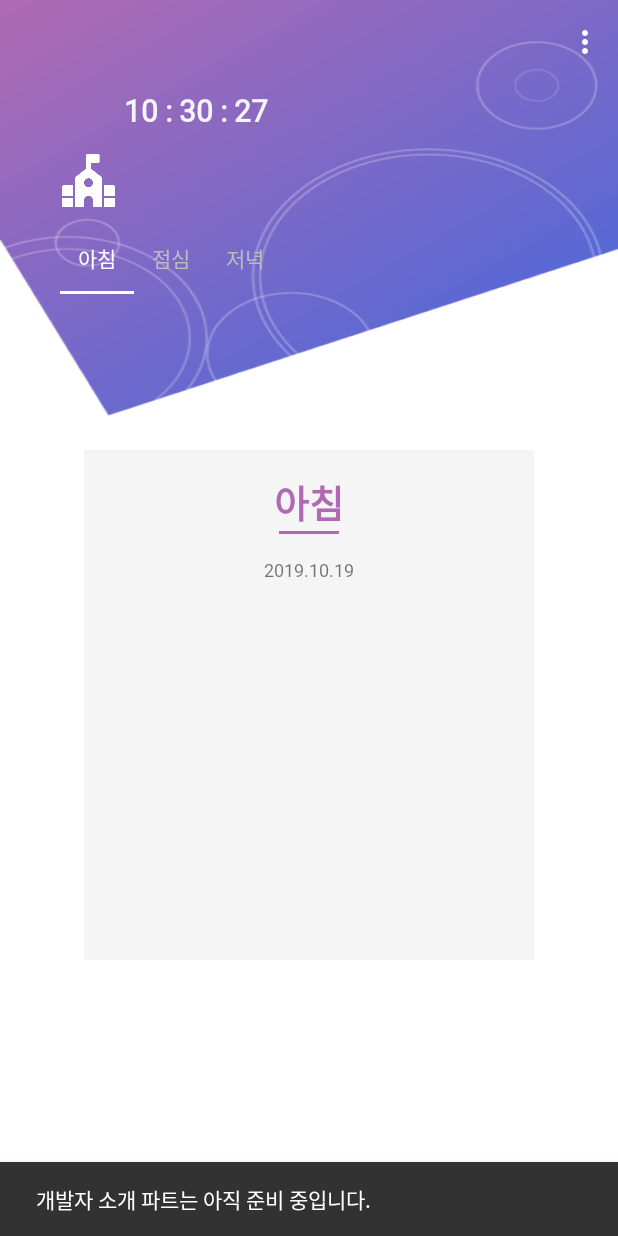
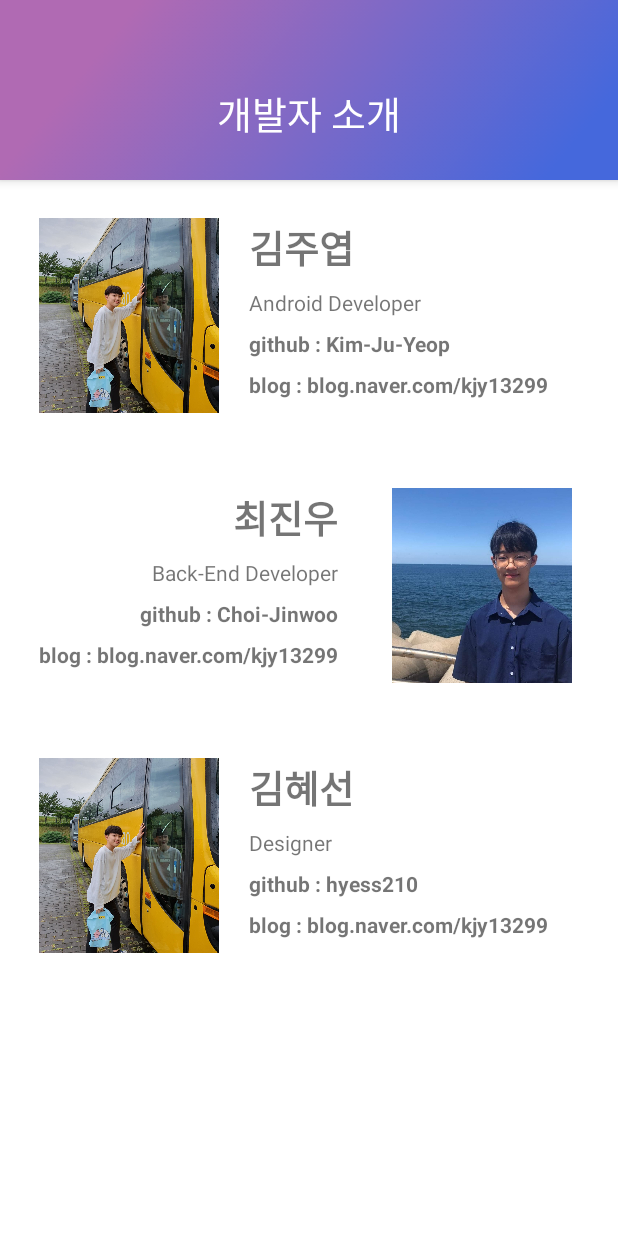
Before and after one commit to Kim-Ju-Yeop/Meals, an Android app: the MealsActivity screen opened directly, with no data from a screen before it, in the options menu, after a tap on "개발자 소개", on a phone screen of 412 x 824 dp. Run offline under Robolectric (Android 15) with nearby library versions, the phone set to English and light mode, and no system bars; 3 statements that could not run were skipped.

Commit message:
개발자 설명 페이지 설정

```diff
--- a/Meals_Android/app/build.gradle
+++ b/Meals_Android/app/build.gradle
@@ -24,6 +24,7 @@ dependencies {
     implementation 'androidx.appcompat:appcompat:1.0.2'
     implementation 'androidx.constraintlayout:constraintlayout:1.1.3'
     implementation 'androidx.legacy:legacy-support-v4:1.0.0'
+    implementation 'com.android.support.constraint:constraint-layout:1.1.3'
     testImplementation 'junit:junit:4.12'
     androidTestImplementation 'androidx.test:runner:1.2.0'
     androidTestImplementation 'androidx.test.espresso:espresso-core:3.2.0'
--- a/Meals_Android/app/src/main/AndroidManifest.xml
+++ b/Meals_Android/app/src/main/AndroidManifest.xml
@@ -1,6 +1,8 @@
 <?xml version="1.0" encoding="utf-8"?>
 <manifest xmlns:android="http://schemas.android.com/apk/res/android"
     package="org.techtown.project5">
+
+    <uses-permission android:name="android.permission.INTERNET" />
 
     <application
         android:allowBackup="true"
@@ -10,12 +12,13 @@
         android:roundIcon="@mipmap/ic_launcher_round"
         android:supportsRtl="true"
         android:theme="@style/close">
-        <activity android:name=".Activity.MealsActivity"
-            android:theme="@style/close"></activity>
-        <!-- SchoolActivity -->
+        <activity android:name=".Activity.DevActivity"></activity>
+        <activity
+            android:name=".Activity.MealsActivity"
+            android:theme="@style/close" /> <!-- SchoolActivity -->
         <activity
             android:name=".Activity.SchoolActivity"
-            android:windowSoftInputMode="stateAlwaysHidden"></activity> <!-- SplashActivity -->
+            android:windowSoftInputMode="stateAlwaysHidden" /> <!-- SplashActivity -->
         <activity
             android:name=".Activity.SplashActivity"
             android:theme="@style/close">
@@ -30,6 +33,4 @@
             android:theme="@style/close" />
     </application>
 
-    <uses-permission android:name="android.permission.INTERNET" />
-
 </manifest>
--- /dev/null
+++ b/Meals_Android/app/src/main/java/org/techtown/project5/Activity/DevActivity.java
@@ -0,0 +1,16 @@
+package org.techtown.project5.Activity;
+
+import android.os.Bundle;
+
+import androidx.appcompat.app.AppCompatActivity;
+
+import org.techtown.project5.R;
+
+public class DevActivity extends AppCompatActivity {
+
+    @Override
+    protected void onCreate(Bundle savedInstanceState) {
+        super.onCreate(savedInstanceState);
+        setContentView(R.layout.activity_dev);
+    }
+}
--- a/Meals_Android/app/src/main/java/org/techtown/project5/Activity/MealsActivity.java
+++ b/Meals_Android/app/src/main/java/org/techtown/project5/Activity/MealsActivity.java
@@ -187,7 +187,10 @@ public class MealsActivity extends AppCompatActivity {
 
             case R.id.developer_introduce:
 
-                Snackbar.make(getWindow().getDecorView().getRootView(), "개발자 소개 파트는 아직 준비 중입니다.", Snackbar.LENGTH_LONG).show();
+                Intent dev_intent = new Intent(MealsActivity.this, DevActivity.class);
+                startActivity(dev_intent);
+
+                overridePendingTransition(R.anim.slide_in_right, R.anim.slide_out_left);
                 break;
 
             case R.id.bug_report:
--- /dev/null
+++ b/Meals_Android/app/src/main/res/layout/activity_dev.xml
@@ -0,0 +1,220 @@
+<?xml version="1.0" encoding="utf-8"?>
+<LinearLayout xmlns:android="http://schemas.android.com/apk/res/android"
+    xmlns:app="http://schemas.android.com/apk/res-auto"
+    xmlns:tools="http://schemas.android.com/tools"
+    android:id="@+id/layout"
+    android:layout_width="match_parent"
+    android:layout_height="match_parent"
+    android:background="#FFFFFF"
+    android:orientation="vertical">
+
+    <com.google.android.material.appbar.AppBarLayout
+        android:layout_width="match_parent"
+        android:layout_height="120dp"
+        android:background="@drawable/background">
+
+        <androidx.appcompat.widget.Toolbar
+            android:id="@+id/toolbar"
+            android:layout_width="match_parent"
+            android:layout_height="wrap_content"
+            android:minHeight="?attr/actionBarSize"
+            android:theme="?attr/actionBarTheme" />
+
+
+        <LinearLayout
+            android:layout_width="match_parent"
+            android:layout_height="match_parent"
+            android:orientation="horizontal">
+
+            <TextView
+                android:id="@+id/meals"
+                android:layout_width="match_parent"
+                android:layout_height="wrap_content"
+                android:fontFamily="@font/nanum_font"
+                android:gravity="center"
+                android:singleLine="false"
+                android:text="개발자 소개"
+                android:textColor="#FFFFFF"
+                android:textSize="25dp" />
+
+
+        </LinearLayout>
+
+    </com.google.android.material.appbar.AppBarLayout>
+
+    <LinearLayout
+        android:layout_width="360dp"
+        android:layout_height="130dp"
+        android:layout_gravity="center"
+        android:layout_marginTop="25dp"
+        android:orientation="horizontal">
+
+        <ImageView
+            android:id="@+id/imageView6"
+            android:layout_width="120dp"
+            android:layout_height="wrap_content"
+            android:scaleType="centerCrop"
+            app:srcCompat="@drawable/juyeop" />
+
+        <LinearLayout
+            android:layout_width="match_parent"
+            android:layout_height="match_parent"
+            android:orientation="vertical"
+            android:layout_marginLeft="20dp">
+
+            <TextView
+                android:id="@+id/textView5"
+                android:layout_width="wrap_content"
+                android:layout_height="wrap_content"
+                android:text="김주엽"
+                android:textSize="25dp"
+                android:textStyle="bold" />
+
+            <TextView
+                android:id="@+id/textView6"
+                android:layout_width="wrap_content"
+                android:layout_height="wrap_content"
+                android:text="Android Developer"
+                android:textSize="14dp"
+                android:layout_marginTop="8dp"/>
+
+            <TextView
+                android:id="@+id/textView8"
+                android:layout_width="wrap_content"
+                android:layout_height="wrap_content"
+                android:text="github : Kim-Ju-Yeop"
+                android:textStyle="bold"
+                android:textSize="14dp"
+                android:layout_marginTop="8dp"/>
+
+            <TextView
+                android:id="@+id/textView9"
+                android:layout_width="wrap_content"
+                android:layout_height="wrap_content"
+                android:text="blog : blog.naver.com/kjy13299"
+                android:textStyle="bold"
+                android:textSize="14dp"
+                android:layout_marginTop="8dp"/>
+        </LinearLayout>
+    </LinearLayout>
+
+
+    <LinearLayout
+        android:layout_width="360dp"
+        android:layout_height="130dp"
+        android:layout_gravity="center"
+        android:layout_marginTop="50dp"
+        android:orientation="horizontal">
+
+        <LinearLayout
+            android:layout_width="wrap_content"
+            android:layout_height="match_parent"
+            android:orientation="vertical"
+            android:layout_marginRight="36dp">
+
+            <TextView
+                android:id="@+id/textView10"
+                android:layout_width="wrap_content"
+                android:layout_height="wrap_content"
+                android:layout_gravity="right"
+                android:text="최진우"
+                android:textSize="25dp"
+                android:textStyle="bold" />
+
+            <TextView
+                android:id="@+id/textView11"
+                android:layout_width="wrap_content"
+                android:layout_height="wrap_content"
+                android:layout_marginTop="8dp"
+                android:text="Back-End Developer"
+                android:textSize="14dp"
+                android:layout_gravity="right"/>
+
+            <TextView
+                android:id="@+id/textView"
+                android:layout_width="wrap_content"
+                android:layout_height="wrap_content"
+                android:layout_marginTop="8dp"
+                android:text="github : Choi-Jinwoo"
+                android:textSize="14dp"
+                android:textStyle="bold"
+                android:layout_gravity="right"/>
+
+            <TextView
+                android:id="@+id/textView13"
+                android:layout_width="wrap_content"
+                android:layout_height="wrap_content"
+                android:layout_marginTop="8dp"
+                android:text="blog : blog.naver.com/kjy13299"
+                android:textSize="14dp"
+                android:textStyle="bold"
+                android:layout_gravity="right"/>
+        </LinearLayout>
+
+        <ImageView
+            android:id="@+id/imageView4"
+            android:layout_width="120dp"
+            android:layout_height="wrap_content"
+            android:scaleType="centerCrop"
+            app:srcCompat="@drawable/jinu"
+            android:layout_gravity="right"/>
+    </LinearLayout>
+
+    <LinearLayout
+        android:layout_width="360dp"
+        android:layout_height="130dp"
+        android:layout_gravity="center"
+        android:layout_marginTop="50dp"
+        android:orientation="horizontal">
+
+        <ImageView
+            android:id="@+id/imageView12"
+            android:layout_width="120dp"
+            android:layout_height="wrap_content"
+            android:scaleType="centerCrop"
+            app:srcCompat="@drawable/juyeop" />
+
+        <LinearLayout
+            android:layout_width="match_parent"
+            android:layout_height="match_parent"
+            android:orientation="vertical"
+            android:layout_marginLeft="20dp">
+
+            <TextView
+                android:id="@+id/textView56"
+                android:layout_width="wrap_content"
+                android:layout_height="wrap_content"
+                android:text="김혜선"
+                android:textSize="25dp"
+                android:textStyle="bold" />
+
+            <TextView
+                android:id="@+id/textView78"
+                android:layout_width="wrap_content"
+                android:layout_height="wrap_content"
+                android:text="Designer"
+                android:textSize="14dp"
+                android:layout_marginTop="8dp"/>
+
+            <TextView
+                android:id="@+id/textView89"
+                android:layout_width="wrap_content"
+                android:layout_height="wrap_content"
+                android:text="github : hyess210"
+                android:textStyle="bold"
+                android:textSize="14dp"
+                android:layout_marginTop="8dp"/>
+
+            <TextView
+                android:id="@+id/textView98"
+                android:layout_width="wrap_content"
+                android:layout_height="wrap_content"
+                android:text="blog : blog.naver.com/kjy13299"
+                android:textStyle="bold"
+                android:textSize="14dp"
+                android:layout_marginTop="8dp"/>
+        </LinearLayout>
+    </LinearLayout>
+
+
+</LinearLayout>
```
Also changed, not shown: Meals_Android/app/src/main/res/drawable/jinu.jpg (added), Meals_Android/app/src/main/res/drawable/juyeop.jpg (added).
